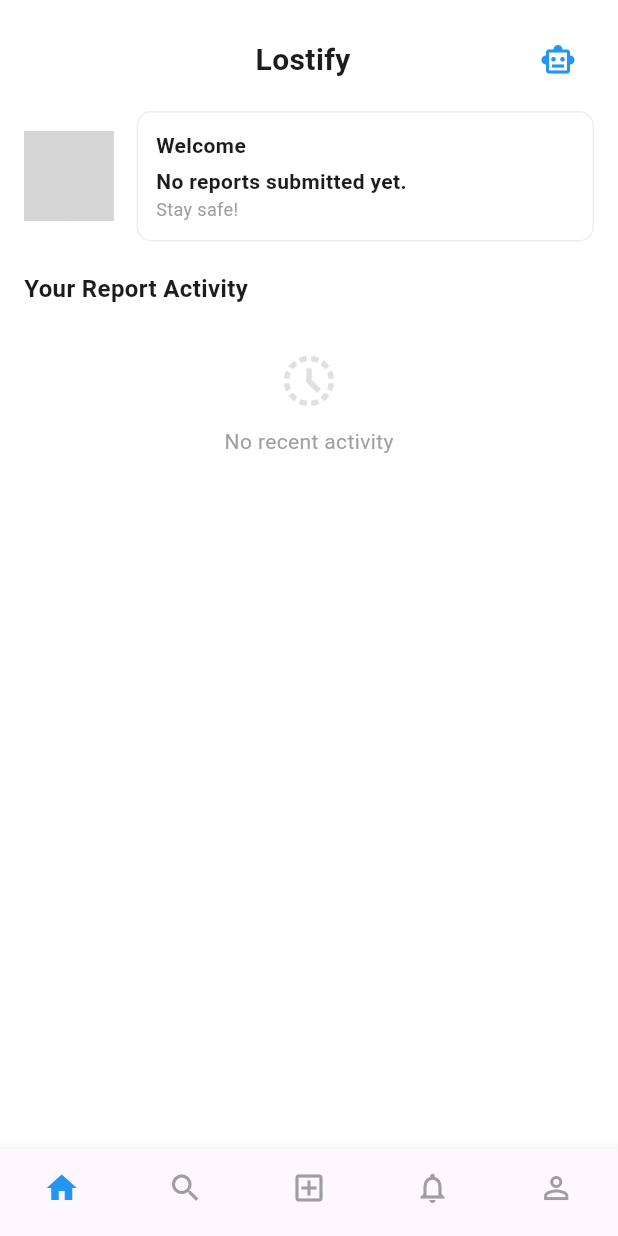
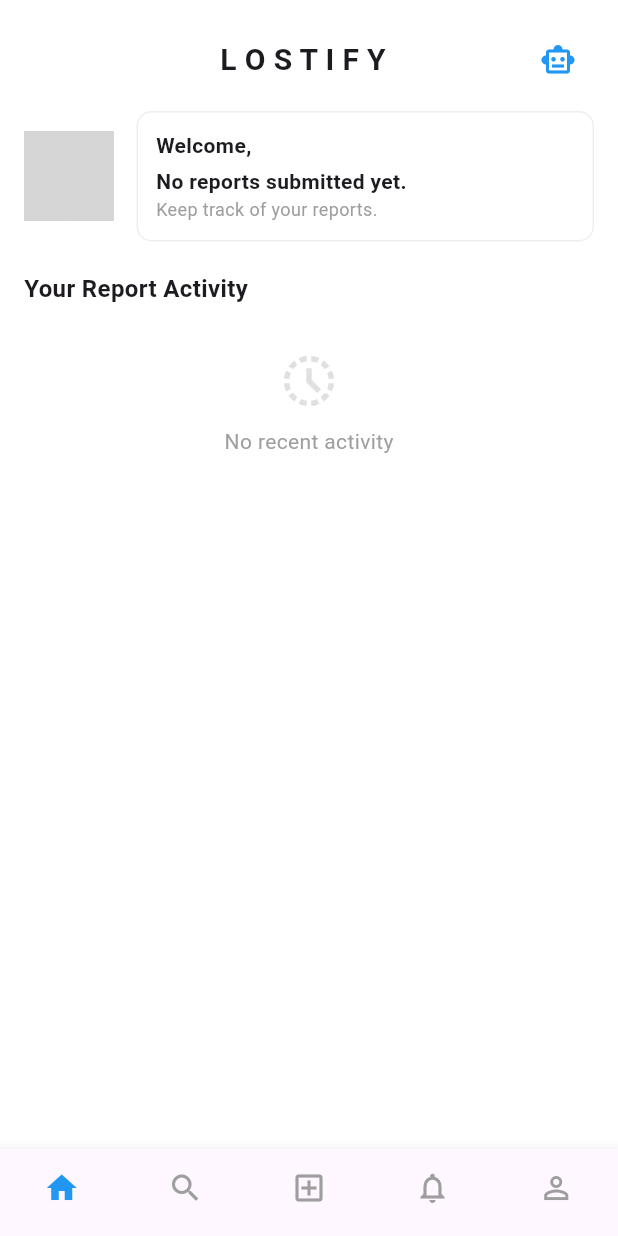
Before and after one commit to jadejerr/lostify, a Flutter app: the HomeScreen screen opened by its route, on a phone screen of 412 x 824 dp. Run offline on Flutter 3.47's test engine with Material 3 defaults, Android fonts, the light colour scheme and no system bars; our stand-ins replace geolocator, google_fonts, image_picker, supabase_flutter; missing offline and left inert: free_map, google_mlkit_image_labeling; accounts and stored records are empty; network calls fail; grey boxes are pictures that could not be loaded.

Commit message:
updated login, sign up, home screen and profile screen

```diff
--- a/lostify/lib/home_screen.dart
+++ b/lostify/lib/home_screen.dart
@@ -1,4 +1,5 @@
 import 'package:flutter/material.dart';
+import 'package:google_fonts/google_fonts.dart';
 import 'package:supabase_flutter/supabase_flutter.dart';
 
 import 'services/user_service.dart';
@@ -36,6 +37,7 @@ class _HomeScreenState extends State<HomeScreen> {
   }
 
   List<Widget> get _screens {
+    // STAFF
     if (_userRole == 'staff') {
       return [
         const HomeTab(),
@@ -115,6 +117,7 @@ class _HomeTabState extends State<HomeTab> {
 
   String? _fullName;
   String? _matricNumber;
+  String? _userRole;
 
   bool _isLoadingUser = true;
   bool _isLoadingReports = true;
@@ -125,6 +128,7 @@ class _HomeTabState extends State<HomeTab> {
   void initState() {
     super.initState();
     _fetchUser();
+    _loadUserRole();
     _fetchReports();
   }
 
@@ -152,6 +156,14 @@ class _HomeTabState extends State<HomeTab> {
         _isLoadingUser = false;
       });
     }
+  }
+
+  // USER ROLE
+  Future<void> _loadUserRole() async {
+    final role = await UserService.getUserRole();
+    setState(() {
+      _userRole = role;
+    });
   }
 
   // REPORTS
@@ -183,7 +195,10 @@ class _HomeTabState extends State<HomeTab> {
             const SizedBox(height: 10),
             _buildHeader(),
             const SizedBox(height: 20),
-            const Text("Your Report Activity",
+            Text(
+              _userRole == 'staff'
+                ? "Lostify Report Activity"
+                : "Your Report Activity",
               style: TextStyle(fontSize: 16, fontWeight: FontWeight.bold)),
             const SizedBox(height: 10),
             _buildReportList(),
@@ -197,9 +212,9 @@ class _HomeTabState extends State<HomeTab> {
       mainAxisAlignment: MainAxisAlignment.spaceBetween,
       children: [
         const SizedBox(width: 40),
-        const Text(
-          "Lostify",
-          style: TextStyle(fontSize: 20, fontWeight: FontWeight.bold),
+        Text(
+          "L O S T I F Y",
+          style: GoogleFonts.deliciousHandrawn(fontSize: 20, fontWeight: FontWeight.bold),
         ),
         IconButton(
           icon: const Icon(Icons.smart_toy_outlined, color: Colors.blue),
@@ -220,8 +235,9 @@ class _HomeTabState extends State<HomeTab> {
           CircleAvatar(
             radius: 30,
             backgroundImage: !_isLoadingUser && _matricNumber != null
-                ? NetworkImage(
-                    'https://studentphotos.unimas.my/$_matricNumber.jpg')
+                ? _userRole == 'staff'
+                    ? NetworkImage('https://upload.wikimedia.org/wikipedia/en/thumb/6/67/UNIMAS.svg/500px-UNIMAS.svg.png')
+                    : NetworkImage('https://studentphotos.unimas.my/$_matricNumber.jpg')
                 : null,
             child: _isLoadingUser || _matricNumber == null
                 ? const Icon(Icons.person, color: Colors.grey)
@@ -240,7 +256,11 @@ class _HomeTabState extends State<HomeTab> {
                 crossAxisAlignment: CrossAxisAlignment.start,
                 children: [
                   Text(
-                    _isLoadingUser ? "Welcome…" : "Welcome $_fullName",
+                    _isLoadingUser
+                      ? "Welcome…"
+                      : _userRole == 'staff'
+                          ? "Staff Dashboard"
+                          : "Welcome, $_fullName",
                     style: const TextStyle(fontWeight: FontWeight.bold),
                   ),
                   const SizedBox(height: 4),
@@ -250,7 +270,10 @@ class _HomeTabState extends State<HomeTab> {
                         : "${_reports.length} reports currently active.",
                     style: const TextStyle(fontWeight: FontWeight.bold),
                   ),
-                  const Text("Stay safe!",
+                  Text(
+                    _userRole == 'staff'
+                      ? "Manage reported items efficiently."
+                      : "Keep track of your reports.",
                       style: TextStyle(fontSize: 12, color: Colors.grey)),
                 ],
               ),
--- a/lostify/lib/signup_screen.dart
+++ b/lostify/lib/signup_screen.dart
@@ -99,7 +99,7 @@ class _SignupScreenState extends State<SignupScreen> {
             decoration: const BoxDecoration(
               image: DecorationImage(
                 image: NetworkImage(
-                  'https://images.unsplash.com/photo-1541339907198-e08756dedf3f',
+                  'https://www.feb.unimas.my/images/2020/07/17/whatsapp-image-2020-07-17-at-12.25.29.jpeg',
                 ),
                 fit: BoxFit.cover,
                 colorFilter:
```
Also changed, not shown: lostify/lib/main.dart (+8 -12 lines), lostify/lib/profile_screen.dart (+14 -5 lines). Lines whose indentation alone changed are shown as unchanged.
